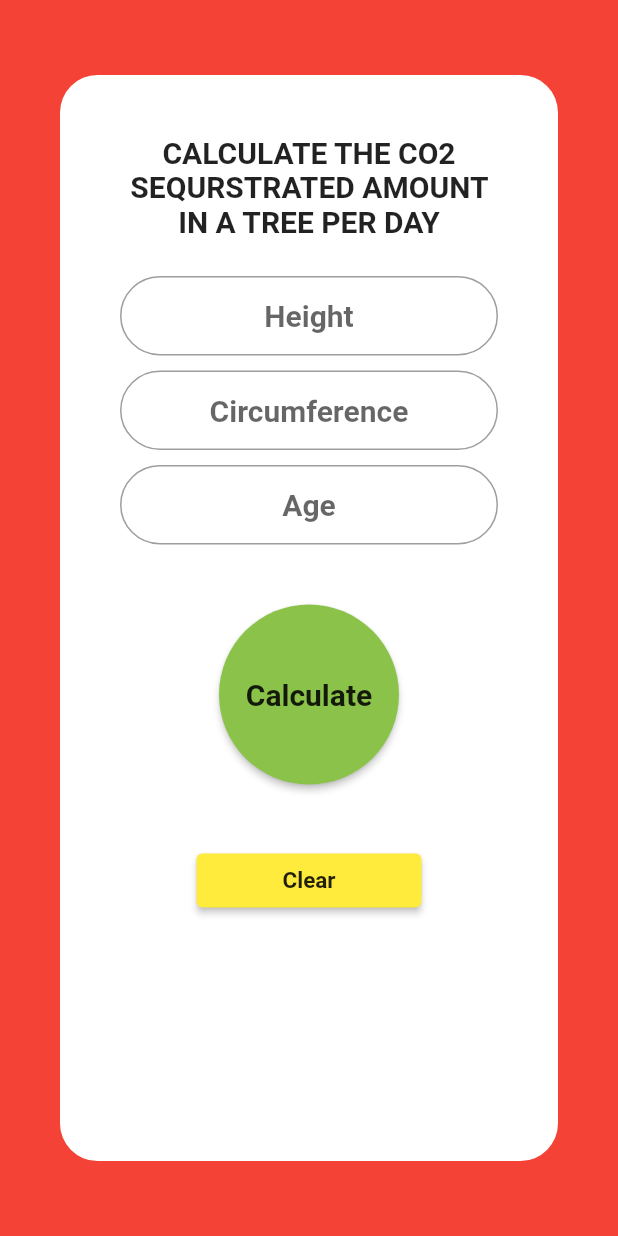
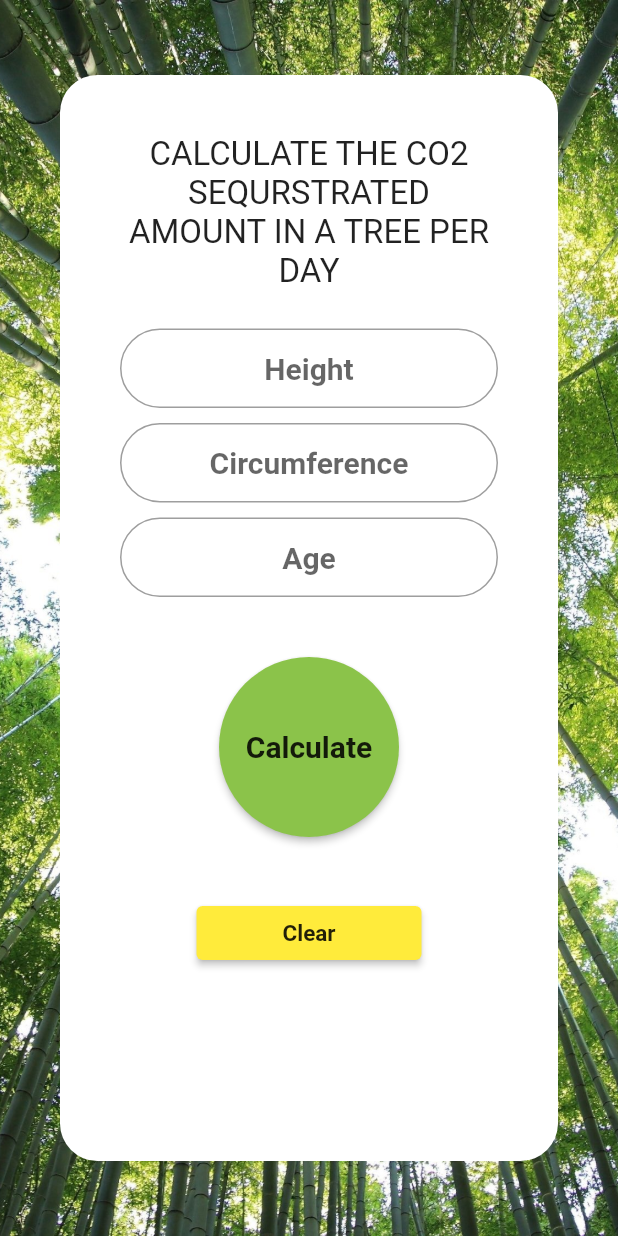
Before and after one commit to DaminduSandaruwan/co2calculator, a Flutter app: the screen it shows after launch, on a phone screen of 412 x 824 dp. Run offline on Flutter 3.47's test engine with Material 2 defaults, Android fonts, the phone set to English and light mode, and no system bars; our stand-ins replace google_fonts.

Commit message:
UI Update

```diff
--- a/lib/homepage.dart
+++ b/lib/homepage.dart
@@ -1,5 +1,6 @@
 import 'package:co2calculator/resultpage.dart';
 import 'package:flutter/material.dart';
+import 'package:google_fonts/google_fonts.dart';
 
 class HomePage extends StatefulWidget {
   @override
@@ -76,19 +77,25 @@ class HomePageState extends State<HomePage> {
   @override
   Widget build(BuildContext context) {
     return Scaffold(
-      backgroundColor: Colors.red,
+      // backgroundColor: Colors.red,
       // appBar: AppBar(
       //   title: Text("CO2 Calculator"),
       // ),
-      body: Center(
+      body: Container(
+        decoration: BoxDecoration(
+          // color: Colors.green
+          image: DecorationImage(
+            image: AssetImage("assets/back.jpg"),
+            fit: BoxFit.cover,
+          ),
+        ),
+        child: Center(
           child: SingleChildScrollView(
             child: Padding(
               padding: const EdgeInsets.all(40.0),
               child: Container(
                 decoration: BoxDecoration(
-                color: Colors.white,
-                borderRadius: BorderRadius.circular(25)
-              ),
+                    color: Colors.white, borderRadius: BorderRadius.circular(25)),
                 height: MediaQuery.of(context).size.height - 100,
                 padding: const EdgeInsets.all(40.0),
                 child: Column(
@@ -98,7 +105,13 @@ class HomePageState extends State<HomePage> {
                     Text(
                       'CALCULATE THE CO2 SEQURSTRATED AMOUNT IN A TREE PER DAY',
                       textAlign: TextAlign.center,
-                    style: TextStyle(fontSize: 20, fontWeight: FontWeight.bold),
+                      style: GoogleFonts.wendyOne(
+                        textStyle: TextStyle(
+                          fontFamily: 'Sensi',
+                          fontSize: 22,
+                          // fontWeight: FontWeight.bold
+                        ),
+                      ),
                     ),
                     // Text(
                     //   "Height Of The Tree : $num1",
@@ -170,7 +183,8 @@ class HomePageState extends State<HomePage> {
                         hintText: 'Height',
                         hintStyle:
                             TextStyle(fontSize: 20, fontWeight: FontWeight.bold),
-                      contentPadding: EdgeInsets.fromLTRB(20.0, 15.0, 20.0, 15.0),
+                        contentPadding:
+                            EdgeInsets.fromLTRB(20.0, 15.0, 20.0, 15.0),
                         border: OutlineInputBorder(
                             borderRadius: BorderRadius.circular(32.0)),
                       ),
@@ -185,7 +199,8 @@ class HomePageState extends State<HomePage> {
                         hintText: "Circumference",
                         hintStyle:
                             TextStyle(fontSize: 20, fontWeight: FontWeight.bold),
-                      contentPadding: EdgeInsets.fromLTRB(20.0, 15.0, 20.0, 15.0),
+                        contentPadding:
+                            EdgeInsets.fromLTRB(20.0, 15.0, 20.0, 15.0),
                         border: OutlineInputBorder(
                             borderRadius: BorderRadius.circular(32.0)),
                       ),
@@ -200,7 +215,8 @@ class HomePageState extends State<HomePage> {
                         hintText: "Age",
                         hintStyle:
                             TextStyle(fontSize: 20, fontWeight: FontWeight.bold),
-                      contentPadding: EdgeInsets.fromLTRB(20.0, 15.0, 20.0, 15.0),
+                        contentPadding:
+                            EdgeInsets.fromLTRB(20.0, 15.0, 20.0, 15.0),
                         border: OutlineInputBorder(
                             borderRadius: BorderRadius.circular(32.0)),
                       ),
@@ -315,6 +331,7 @@ class HomePageState extends State<HomePage> {
             ),
           ),
         ),
+      ),
     );
   }
 }
--- a/lib/main.dart
+++ b/lib/main.dart
@@ -1,4 +1,3 @@
-import 'package:co2calculator/homepage.dart';
 import 'package:co2calculator/spalshScreen.dart';
 import 'package:flutter/material.dart';
 
```
Also changed, not shown: lib/resultpage.dart (+19 -3 lines), pubspec.yaml (+5 -4 lines), assets/Sensei-Medium.ttf (added), assets/back.jpg (added), pubspec.lock. Lines whose indentation alone changed are shown as unchanged.
